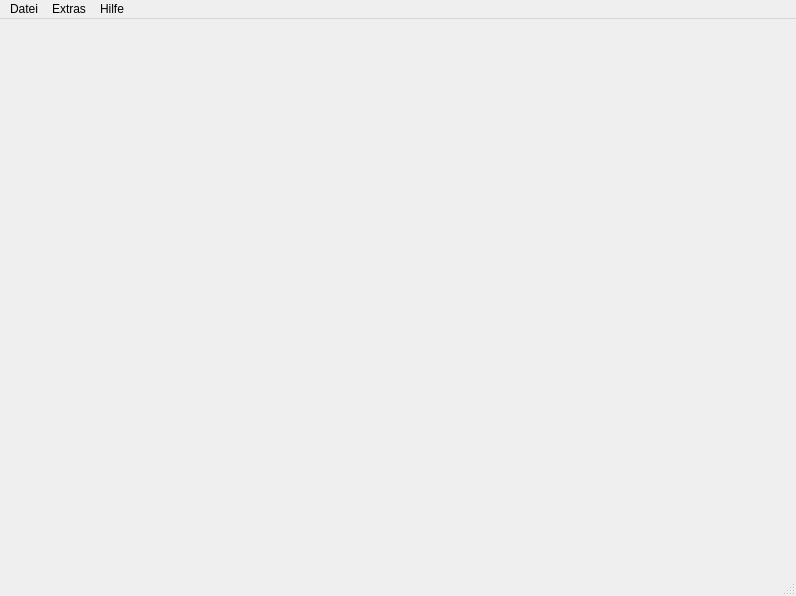
Before: the Qt Designer form mainwindow.ui in Raven24/FSugar, drawn with Qt 5.
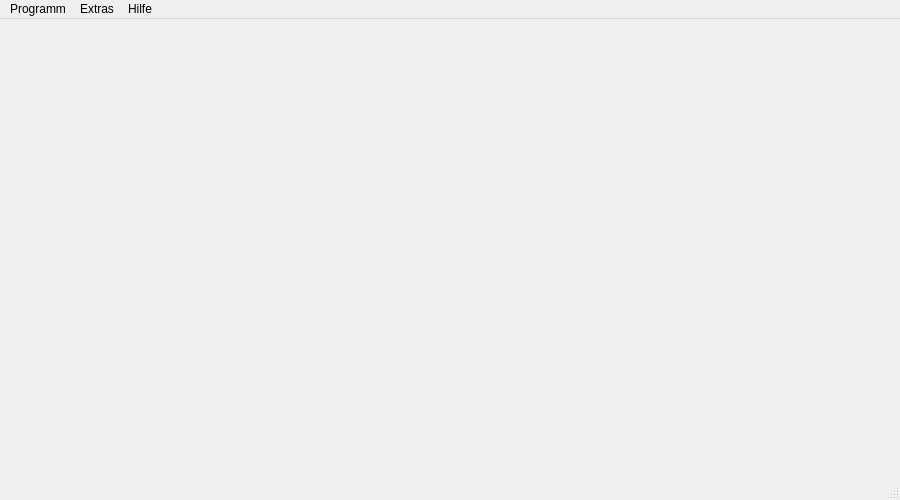
After: the same form once the commit is applied. Icons and pictures are not drawn.

Commit message: added link to project website in help menu

What changed in the file:
```diff
--- a/mainwindow.ui
+++ b/mainwindow.ui
@@ -6,8 +6,8 @@
    <rect>
     <x>0</x>
     <y>0</y>
-    <width>796</width>
-    <height>596</height>
+    <width>900</width>
+    <height>500</height>
    </rect>
   </property>
   <property name="windowTitle">
@@ -19,13 +19,13 @@
     <rect>
      <x>0</x>
      <y>0</y>
-     <width>796</width>
-     <height>26</height>
+     <width>900</width>
+     <height>22</height>
     </rect>
    </property>
    <widget class="QMenu" name="menuTest">
     <property name="title">
-     <string>Datei</string>
+     <string>Programm</string>
     </property>
     <addaction name="actionLogin"/>
     <addaction name="actionLogout"/>
```
Left out of the diff: 17 changed lines with no effect on the pictures. The commit also changes 2 other files.
